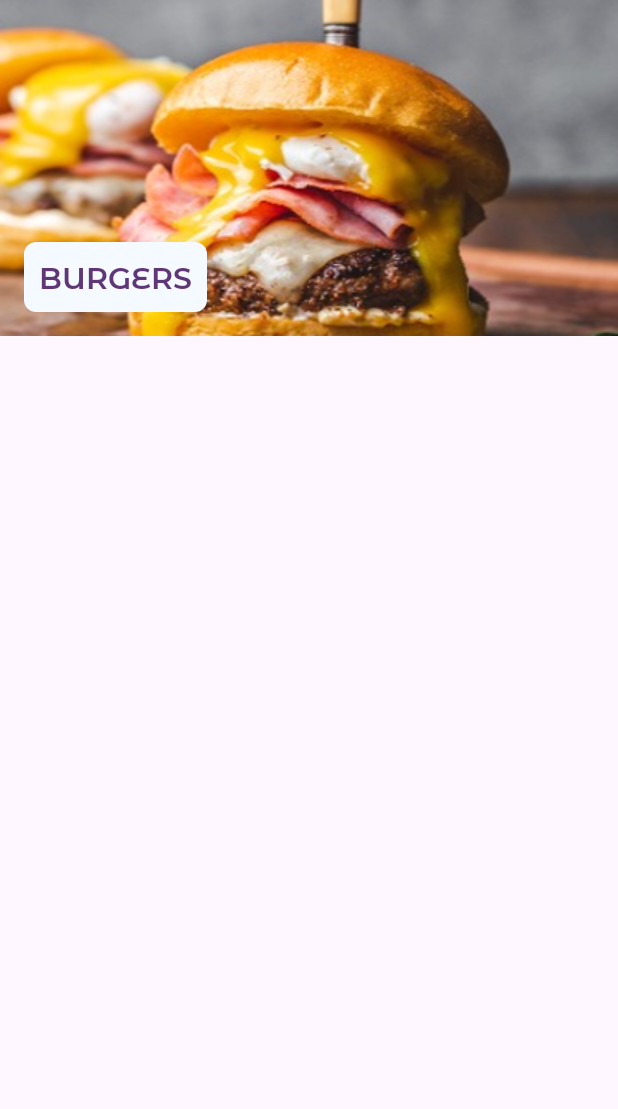
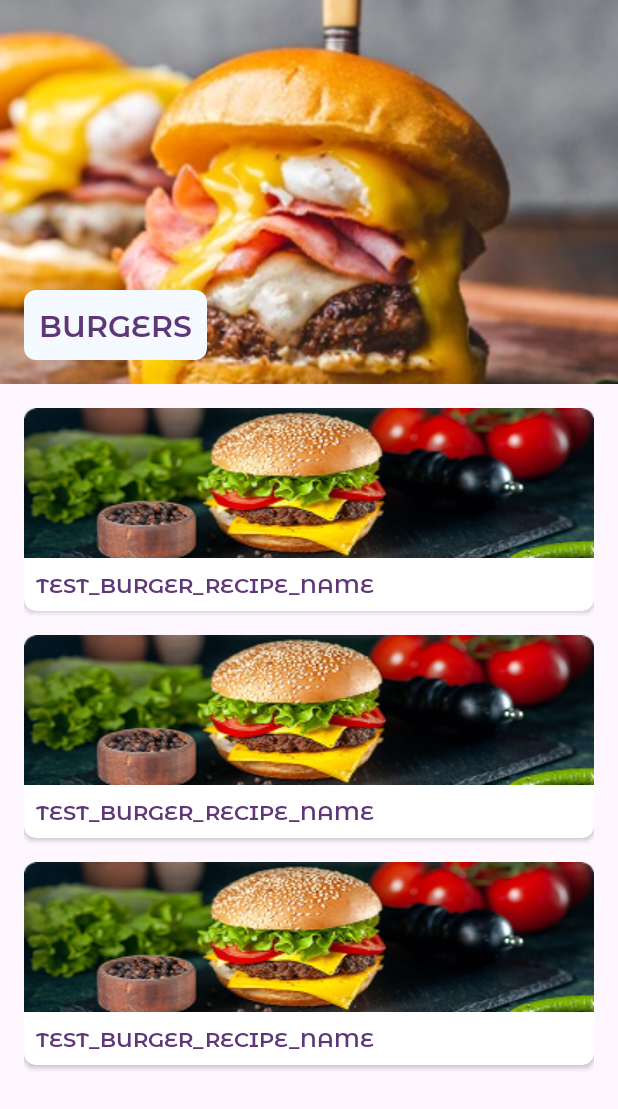
Before and after one commit to ToothLonely/RecipesApp, an Android app: the layout fragment_recipes_list.xml on its own in the app's theme, with its tools: preview values and no code run, on a phone screen of 412 x 824 dp. Shown: the top 1109 px of the screen. Run offline under Robolectric (Android 15) with nearby library versions, the phone set to English and light mode, and no system bars.

Commit message:
RA-11 implementing layout with recipes list

```diff
--- a/app/src/main/java/com/example/recipesapp/CategoriesListFragment.kt
+++ b/app/src/main/java/com/example/recipesapp/CategoriesListFragment.kt
@@ -10,10 +10,6 @@ import androidx.fragment.app.commit
 import androidx.fragment.app.replace
 import androidx.recyclerview.widget.GridLayoutManager
 import com.example.recipesapp.databinding.FragmentListCategoriesBinding
-
-const val ARG_CATEGORY_ID = "categoryId"
-const val ARG_CATEGORY_NAME = "categoryName"
-const val ARG_CATEGORY_IMAGE_URL = "categoryImageUrl"
 
 class CategoriesListFragment : Fragment() {
     private var _categoriesListFragmentBinding: FragmentListCategoriesBinding? = null
--- /dev/null
+++ b/app/src/main/java/com/example/recipesapp/Constants.kt
@@ -0,0 +1,5 @@
+package com.example.recipesapp
+
+const val ARG_CATEGORY_ID = "categoryId"
+const val ARG_CATEGORY_NAME = "categoryName"
+const val ARG_CATEGORY_IMAGE_URL = "categoryImageUrl"
--- a/app/src/main/res/layout/fragment_recipes_list.xml
+++ b/app/src/main/res/layout/fragment_recipes_list.xml
@@ -7,8 +7,9 @@
     android:orientation="vertical">
 
     <androidx.constraintlayout.widget.ConstraintLayout
+        android:id="@+id/layoutCategoryHead"
         android:layout_width="match_parent"
-        android:layout_height="wrap_content">
+        android:layout_height="256dp">
 
         <ImageView
             android:id="@+id/ivCategoryBck"
@@ -37,8 +38,13 @@
     </androidx.constraintlayout.widget.ConstraintLayout>
 
     <androidx.recyclerview.widget.RecyclerView
+        android:id="@+id/rvRecipes"
         android:layout_width="match_parent"
-        android:layout_height="match_parent">
+        android:layout_height="match_parent"
+        android:padding="@dimen/mainDimen"
+        app:layoutManager="androidx.recyclerview.widget.LinearLayoutManager"
+        tools:itemCount="3"
+        tools:listitem="@layout/item_recipe">
 
     </androidx.recyclerview.widget.RecyclerView>
 </LinearLayout>
--- a/app/src/main/res/layout/item_category.xml
+++ b/app/src/main/res/layout/item_category.xml
@@ -12,7 +12,7 @@
     app:cardCornerRadius="@dimen/halfMainDimen">
 
     <LinearLayout
-        android:id="@+id/layoutCardView"
+        android:id="@+id/layoutCategoryCardView"
         android:layout_width="match_parent"
         android:layout_height="wrap_content"
         android:orientation="vertical">
--- /dev/null
+++ b/app/src/main/res/layout/item_recipe.xml
@@ -0,0 +1,33 @@
+<?xml version="1.0" encoding="utf-8"?>
+<androidx.cardview.widget.CardView xmlns:android="http://schemas.android.com/apk/res/android"
+    xmlns:app="http://schemas.android.com/apk/res-auto"
+    xmlns:tools="http://schemas.android.com/tools"
+    android:id="@+id/cvRecipe"
+    android:layout_width="match_parent"
+    android:layout_height="wrap_content"
+    android:layout_marginBottom="@dimen/mainDimen"
+    app:cardCornerRadius="@dimen/halfMainDimen">
+
+    <LinearLayout
+        android:id="@+id/layoutRecipeCardView"
+        android:layout_width="match_parent"
+        android:layout_height="wrap_content"
+        android:orientation="vertical">
+
+        <ImageView
+            android:id="@+id/ivBcgRecipe"
+            android:layout_width="match_parent"
+            android:layout_height="100dp"
+            android:contentDescription="recipe image"
+            android:scaleType="centerCrop"
+            tools:background="@drawable/bcg_item_recipe" />
+
+        <TextView
+            android:id="@+id/tvRecipeName"
+            style="@style/StyleCategoryName"
+            android:layout_width="match_parent"
+            android:layout_height="wrap_content"
+            android:padding="@dimen/halfMainDimen"
+            tools:text="test_burger_recipe_name" />
+    </LinearLayout>
+</androidx.cardview.widget.CardView>
--- a/gradle/libs.versions.toml
+++ b/gradle/libs.versions.toml
@@ -1,5 +1,5 @@
 [versions]
-agp = "8.10.1"
+agp = "8.11.1"
 fragmentKtx = "1.8.7"
 kotlin = "2.0.21"
 coreKtx = "1.15.0"
```
Also changed, not shown: app/src/main/java/com/example/recipesapp/RecipesListAdapter.kt (added, +46 -0 lines), app/src/main/java/com/example/recipesapp/RecipesListFragment.kt (+47 -1 lines), app/src/main/java/com/example/recipesapp/recipes.kt (+227 -0 lines), app/src/main/res/drawable/bcg_item_recipe.png (added), gradle/wrapper/gradle-wrapper.properties.
